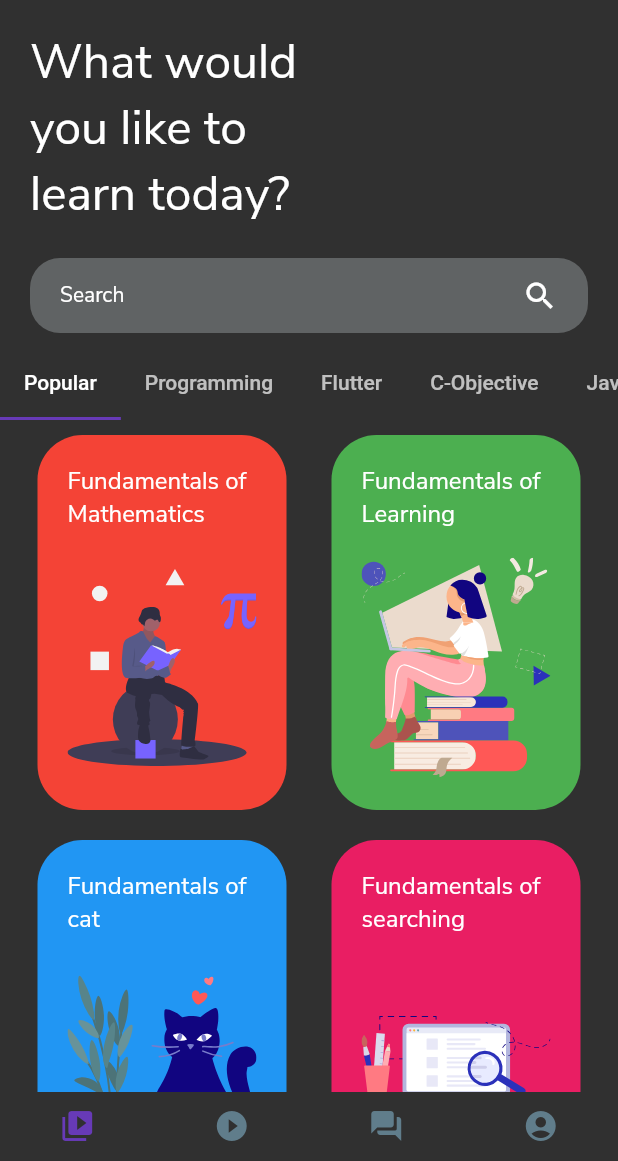
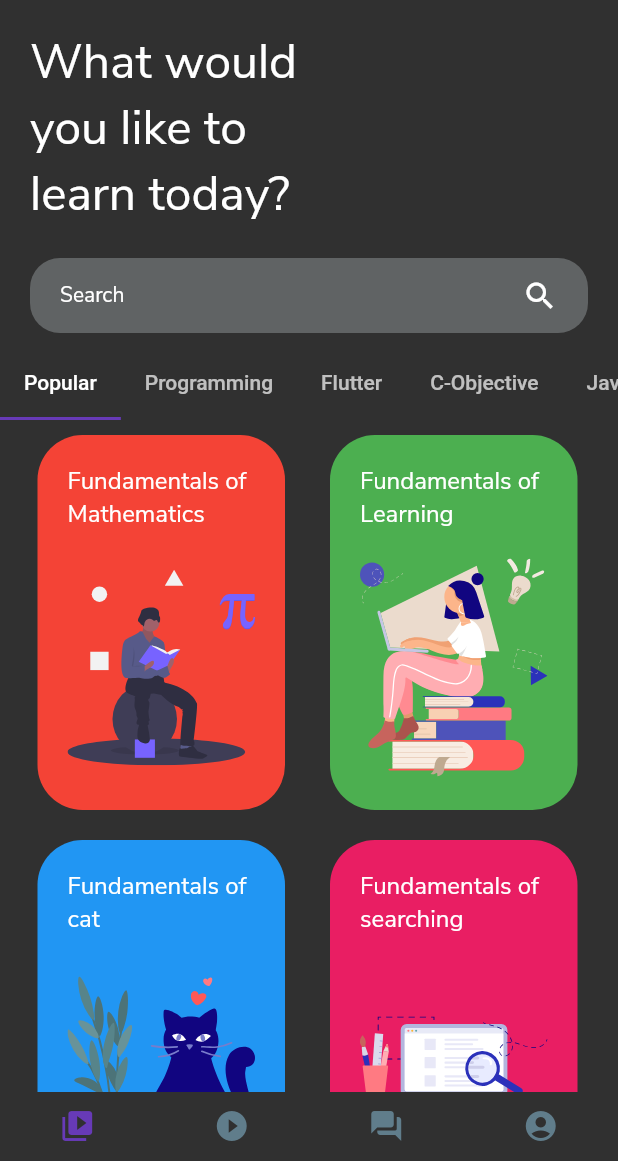
Before and after one commit to mikky-j/Edutarget, a Flutter app: the Home screen opened by its route, on a phone screen of 412 x 824 dp, the part 75-1236 px from its top. Run offline on Flutter 3.47's test engine with Material 2 defaults, Android fonts, the phone set to English and light mode, and no system bars; drawn by our look-alikes of auto_size_text; our stand-ins replace firebase_auth, flutter_lorem, flutter_svg, fluttertoast, font_awesome_flutter, image_cropper and 4 more; accounts and stored records are empty.

Commit message:
centered the tabbar and gave the course tile width

```diff
--- a/lib/pages/discover_page.dart
+++ b/lib/pages/discover_page.dart
@@ -114,7 +114,8 @@ class _TagBarState extends State<TagBar> with SingleTickerProviderStateMixin {
 
   @override
   Widget build(BuildContext context) {
-    return TabBar(
+    return Center(
+      child: TabBar(
         controller: _controller,
         // indicator: BoxDecoration(
         //   color: Colors.black54,
@@ -147,6 +148,7 @@ class _TagBarState extends State<TagBar> with SingleTickerProviderStateMixin {
             text: "JavaScript",
           ),
         ],
+      ),
     );
   }
 }
@@ -160,7 +162,6 @@ class CourseCard extends StatelessWidget {
 
   @override
   Widget build(BuildContext context) {
-    final courseWidth = (MediaQuery.of(context).size.width * 0.5) - 40;
     return GestureDetector(
       onTap: () {
         FocusScope.of(context).unfocus();
@@ -176,7 +177,7 @@ class CourseCard extends StatelessWidget {
             tag: course.name,
             child: Container(
               height: 250,
-              width: courseWidth,
+              width: 165,
               decoration: BoxDecoration(
                 color: colors[course.color],
                 borderRadius: BorderRadius.circular(30.0),
@@ -187,7 +188,7 @@ class CourseCard extends StatelessWidget {
           ),
           Container(
             height: 250,
-            width: courseWidth,
+            width: 165,
             margin: EdgeInsets.symmetric(horizontal: 5, vertical: 10),
             padding: EdgeInsets.all(20.0),
             alignment: Alignment.center,
```
Lines whose indentation alone changed are shown as unchanged.
